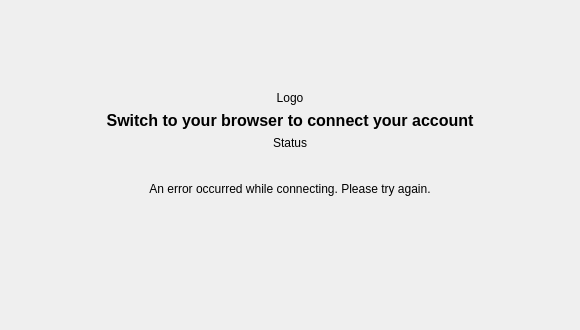
Qt form src/gui/wizard/flow2authwidget.ui (nextmcloud/desktop) before a commit.
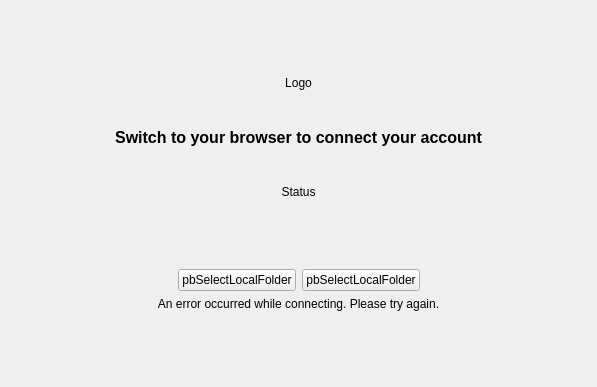
The same form after that commit. Custom widgets are drawn as their Qt base class.

Commit message: Installer screen 1 and 2

```diff
--- a/src/gui/wizard/flow2authwidget.ui
+++ b/src/gui/wizard/flow2authwidget.ui
@@ -6,8 +6,8 @@
    <rect>
     <x>0</x>
     <y>0</y>
-    <width>580</width>
-    <height>330</height>
+    <width>597</width>
+    <height>387</height>
    </rect>
   </property>
   <property name="sizePolicy">
@@ -25,31 +25,22 @@
   <property name="windowTitle">
    <string>Browser Authentication</string>
   </property>
-  <layout class="QVBoxLayout" name="verticalLayout">
+  <layout class="QVBoxLayout" name="verticalLayout_2">
    <item>
-    <spacer name="verticalSpacer_3">
+    <spacer name="verticalSpacer_6">
      <property name="orientation">
       <enum>Qt::Vertical</enum>
      </property>
-     <property name="sizeType">
-      <enum>QSizePolicy::Expanding</enum>
-     </property>
      <property name="sizeHint" stdset="0">
       <size>
        <width>20</width>
-       <height>80</height>
+       <height>40</height>
       </size>
      </property>
     </spacer>
    </item>
    <item>
-    <layout class="QVBoxLayout" name="verticalLayout_3">
-     <property name="topMargin">
-      <number>0</number>
-     </property>
-     <property name="bottomMargin">
-      <number>0</number>
-     </property>
+    <layout class="QVBoxLayout" name="verticalLayout">
      <item>
       <widget class="QLabel" name="logoLabel">
        <property name="text">
@@ -60,15 +51,32 @@
        </property>
       </widget>
      </item>
+     <item>
+      <spacer name="verticalSpacer">
+       <property name="orientation">
+        <enum>Qt::Vertical</enum>
+       </property>
+       <property name="sizeHint" stdset="0">
+        <size>
+         <width>20</width>
+         <height>32</height>
+        </size>
+       </property>
+      </spacer>
+     </item>
      <item>
       <widget class="QLabel" name="label">
        <property name="font">
         <font>
+         <family>Segoe UI</family>
          <pointsize>12</pointsize>
          <weight>75</weight>
          <bold>true</bold>
         </font>
        </property>
+       <property name="styleSheet">
+        <string notr="true">color:&quot;#191919&quot;</string>
+       </property>
        <property name="text">
         <string>Switch to your browser to connect your account</string>
        </property>
@@ -80,6 +88,19 @@
        </property>
       </widget>
      </item>
+     <item>
+      <spacer name="verticalSpacer_4">
+       <property name="orientation">
+        <enum>Qt::Vertical</enum>
+       </property>
+       <property name="sizeHint" stdset="0">
+        <size>
+         <width>20</width>
+         <height>32</height>
+        </size>
+       </property>
+      </spacer>
+     </item>
      <item>
       <widget class="QLabel" name="statusLabel">
        <property name="text">
@@ -94,13 +115,20 @@
       </widget>
      </item>
      <item>
-      <layout class="QHBoxLayout" name="horizontalLayout">
-       <property name="leftMargin">
-        <number>0</number>
+      <spacer name="verticalSpacer_5">
+       <property name="orientation">
+        <enum>Qt::Vertical</enum>
        </property>
-       <property name="topMargin">
-        <number>0</number>
+       <property name="sizeHint" stdset="0">
+        <size>
+         <width>20</width>
+         <height>64</height>
+        </size>
        </property>
+      </spacer>
+     </item>
+     <item>
+      <layout class="QHBoxLayout" name="horizontalLayout_2">
        <item>
         <spacer name="horizontalSpacer_2">
          <property name="orientation">
@@ -115,15 +143,56 @@
         </spacer>
        </item>
        <item>
-        <layout class="QVBoxLayout" name="verticalLayout_2">
-         <property name="topMargin">
-          <number>0</number>
-         </property>
+        <layout class="QHBoxLayout" name="horizontalLayout">
          <item>
-          <widget class="OCC::LinkLabel" name="copyLinkLabel" native="true"/>
+          <widget class="QPushButton" name="copyLinkLabel">
+           <property name="sizePolicy">
+            <sizepolicy hsizetype="Minimum" vsizetype="Fixed">
+             <horstretch>0</horstretch>
+             <verstretch>0</verstretch>
+            </sizepolicy>
+           </property>
+           <property name="font">
+            <font>
+             <family>Segoe UI</family>
+             <pointsize>9</pointsize>
+            </font>
+           </property>
+           <property name="text">
+            <string notr="true">pbSelectLocalFolder</string>
+           </property>
+           <property name="autoDefault">
+            <bool>true</bool>
+           </property>
+           <property name="default">
+            <bool>false</bool>
+           </property>
+          </widget>
          </item>
          <item>
-          <widget class="OCC::LinkLabel" name="openLinkLabel" native="true"/>
+          <widget class="QPushButton" name="openLinkLabel">
+           <property name="sizePolicy">
+            <sizepolicy hsizetype="Minimum" vsizetype="Fixed">
+             <horstretch>0</horstretch>
+             <verstretch>0</verstretch>
+            </sizepolicy>
+           </property>
+           <property name="font">
+            <font>
+             <family>Segoe UI</family>
+             <pointsize>9</pointsize>
+            </font>
+           </property>
+           <property name="text">
+            <string notr="true">pbSelectLocalFolder</string>
+           </property>
+           <property name="autoDefault">
+            <bool>true</bool>
+           </property>
+           <property name="default">
+            <bool>false</bool>
+           </property>
+          </widget>
          </item>
         </layout>
        </item>
@@ -161,41 +230,23 @@
     </layout>
    </item>
    <item>
-    <spacer name="verticalSpacer_2">
+    <spacer name="verticalSpacer_3">
      <property name="orientation">
       <enum>Qt::Vertical</enum>
      </property>
-     <property name="sizeHint" stdset="0">
-      <size>
-       <width>20</width>
-       <height>20</height>
-      </size>
+     <property name="sizeType">
+      <enum>QSizePolicy::Expanding</enum>
      </property>
-    </spacer>
-   </item>
-   <item>
-    <spacer name="verticalSpacer">
-     <property name="orientation">
-      <enum>Qt::Vertical</enum>
-     </property>
      <property name="sizeHint" stdset="0">
       <size>
        <width>20</width>
-       <height>80</height>
+       <height>60</height>
       </size>
      </property>
     </spacer>
    </item>
   </layout>
  </widget>
- <customwidgets>
-  <customwidget>
-   <class>OCC::LinkLabel</class>
-   <extends>QWidget</extends>
-   <header>wizard/linklabel.h</header>
-   <container>1</container>
-  </customwidget>
- </customwidgets>
  <resources/>
  <connections/>
 </ui>
```
The commit also changes 6 other files.
